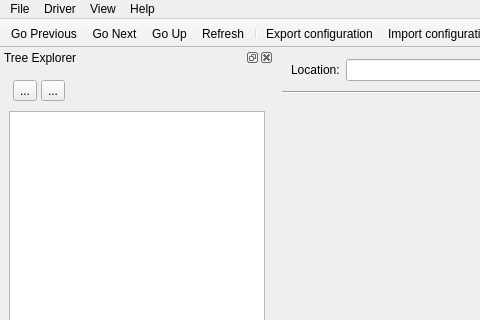
This is ui_icepapcms/qt_designer_files/icepapcms.ui in ALBA-Synchrotron/IcepapCMS as Qt 5 draws it before an edit; both pictures show x 0 to 480 and y 0 to 320 of the 1100 by 801 pixel window. The edited form follows.
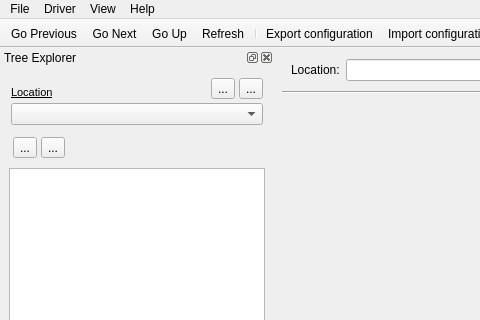
This is the edited form. Icons and pictures are not drawn.

Commit message: add location to the database

```diff
--- a/ui_icepapcms/qt_designer_files/icepapcms.ui
+++ b/ui_icepapcms/qt_designer_files/icepapcms.ui
@@ -343,6 +343,68 @@
      <property name="spacing" >
       <number>6</number>
      </property>
+     <item>
+      <layout class="QGridLayout" >
+       <property name="margin" >
+        <number>2</number>
+       </property>
+       <property name="spacing" >
+        <number>4</number>
+       </property>
+       <item row="0" column="0" >
+        <widget class="QLabel" name="label" >
+         <property name="text" >
+          <string>&lt;html>&lt;head>&lt;meta name="qrichtext" content="1" />&lt;style type="text/css">
+p, li { white-space: pre-wrap; }
+&lt;/style>&lt;/head>&lt;body style=" font-family:'Sans Serif'; font-size:9pt; font-weight:400; font-style:normal; text-decoration:none;">
+&lt;p style=" margin-top:0px; margin-bottom:0px; margin-left:0px; margin-right:0px; -qt-block-indent:0; text-indent:0px;">&lt;span style=" font-size:8pt; text-decoration: underline;">Location&lt;/span>&lt;/p>&lt;/body>&lt;/html></string>
+         </property>
+         <property name="alignment" >
+          <set>Qt::AlignBottom|Qt::AlignLeading|Qt::AlignLeft</set>
+         </property>
+        </widget>
+       </item>
+       <item row="0" column="2" >
+        <widget class="QToolButton" name="btnDeleteLocation" >
+         <property name="text" >
+          <string>...</string>
+         </property>
+         <property name="icon" >
+          <iconset resource="icepapcms.qrc" >:/small_icons/IcepapCFG Icons Petits/process-stop.png</iconset>
+         </property>
+         <property name="iconSize" >
+          <size>
+           <width>16</width>
+           <height>16</height>
+          </size>
+         </property>
+        </widget>
+       </item>
+       <item row="0" column="1" >
+        <widget class="QToolButton" name="btnAddLocation" >
+         <property name="text" >
+          <string>...</string>
+         </property>
+         <property name="icon" >
+          <iconset resource="icepapcms.qrc" >:/small_icons/IcepapCFG Icons Petits/template.png</iconset>
+         </property>
+         <property name="iconSize" >
+          <size>
+           <width>16</width>
+           <height>16</height>
+          </size>
+         </property>
+        </widget>
+       </item>
+       <item row="1" column="0" colspan="3" >
+        <widget class="QComboBox" name="cbLocation" >
+         <property name="editable" >
+          <bool>false</bool>
+         </property>
+        </widget>
+       </item>
+      </layout>
+     </item>
      <item>
       <widget class="QFrame" name="frame" >
        <property name="frameShape" >
```
Left out of the diff: 2 changed lines with no effect on the pictures. The commit also changes 34 other files.
